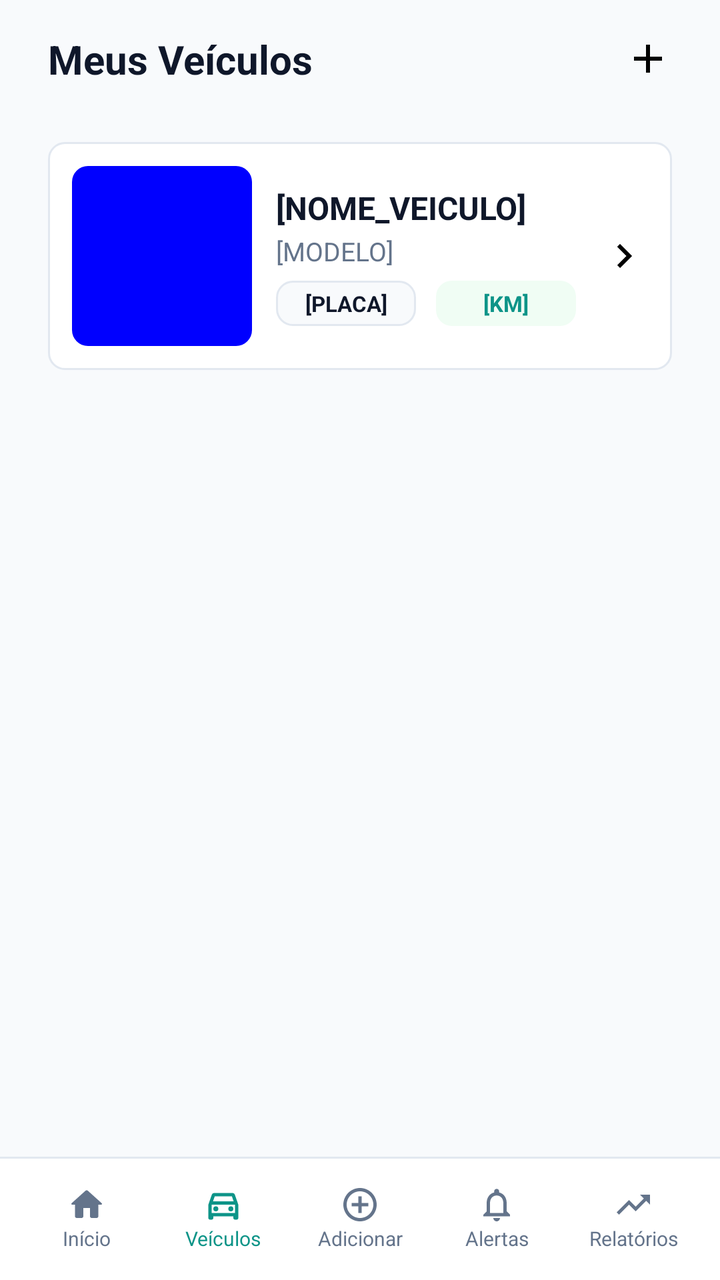
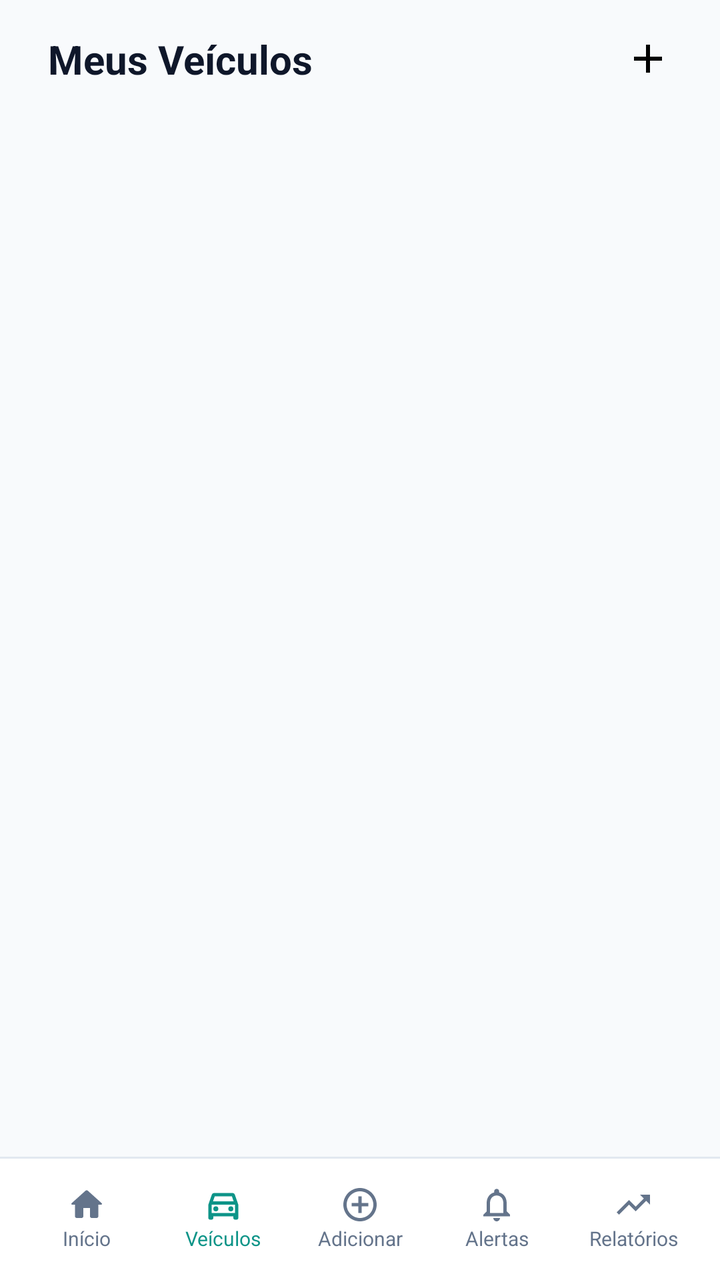

Compare the two renders of this Android layout. The source of the first and the diff that turns it into the second are given below.
<!-- AndroidManifest.xml: application theme Theme.Virabraking -->
<!-- res/layout/activity_veiculos.xml -->
<?xml version="1.0" encoding="utf-8"?>
<androidx.constraintlayout.widget.ConstraintLayout xmlns:android="http://schemas.android.com/apk/res/android"
    xmlns:app="http://schemas.android.com/apk/res-auto"
    xmlns:tools="http://schemas.android.com/tools"
    android:layout_width="match_parent"
    android:layout_height="match_parent"
    android:background="#f8fafc"
    tools:context=".Veiculos">

    <LinearLayout
        android:layout_width="match_parent"
        android:layout_height="wrap_content"
        android:orientation="vertical">

        <LinearLayout
            android:layout_width="match_parent"
            android:layout_height="wrap_content"
            android:paddingHorizontal="24dp"
            android:paddingVertical="16dp"
            android:gravity="center_vertical">

            <TextView
                android:layout_width="match_parent"
                android:layout_height="wrap_content"
                android:layout_weight="1"
                android:text="Meus Veículos"
                android:textSize="20sp"
                android:textStyle="bold"
                android:textColor="#0F172A"/>

            <ImageButton
                android:id="@+id/iBtnAdicionar"
                android:layout_width="wrap_content"
                android:layout_height="wrap_content"
                android:src="@drawable/vetor_adicionar_veiculo"
                android:padding="0dp"
                android:background="#f8fafc" />
        </LinearLayout>

        <LinearLayout
            android:layout_width="match_parent"
            android:layout_height="wrap_content"
            android:paddingHorizontal="24dp"
            android:paddingVertical="12dp">

            <LinearLayout
                android:id="@+id/llMeusVeiculos"
                android:layout_width="match_parent"
                android:layout_height="114dp"
                android:gravity="center_vertical"
                android:background="@drawable/bg_branco_arredondado_com_borda"
                android:padding="12dp">

                <ImageView
                    android:layout_width="90dp"
                    android:layout_height="90dp"
                    android:background="@drawable/bg_imagem_meus_veiculos" />

                <LinearLayout
                    android:layout_width="match_parent"
                    android:layout_height="wrap_content"
                    android:layout_weight="1"
                    android:orientation="vertical"
                    android:layout_marginHorizontal="12dp">

                    <TextView
                        android:layout_width="match_parent"
                        android:layout_height="wrap_content"
                        android:text="[NOME_VEICULO]"
                        android:textSize="16sp"
                        android:textStyle="bold"
                        android:layout_marginBottom="2dp"
                        android:textColor="#0F172A" />

                    <TextView
                        android:layout_width="match_parent"
                        android:layout_height="wrap_content"
                        android:text="[MODELO]"
                        android:textSize="13sp"
                        android:textColor="#64748b" />

                    <LinearLayout
                        android:layout_width="match_parent"
                        android:layout_height="wrap_content"
                        android:divider="@drawable/gap"
                        android:layout_marginTop="6dp"
                        android:showDividers="middle">

                        <TextView
                            android:layout_width="match_parent"
                            android:layout_height="wrap_content"
                            android:layout_weight="1"
                            android:paddingVertical="4dp"
                            android:paddingHorizontal="8dp"
                            android:background="@drawable/bg_placa_veiculos"
                            android:textColor="#0F172A"
                            android:gravity="center"
                            android:textStyle="bold"
                            android:textSize="11sp"
                            android:text="[PLACA]" />

                        <TextView
                            android:layout_width="match_parent"
                            android:layout_height="wrap_content"
                            android:layout_weight="1"
                            android:paddingVertical="4dp"
                            android:paddingHorizontal="8dp"
                            android:background="@drawable/bg_verde_claro_arredondado"
                            android:textColor="#0d9488"
                            android:gravity="center"
                            android:textStyle="bold"
                            android:textSize="11sp"
                            android:text="[KM]" />
                    </LinearLayout>
                </LinearLayout>

                <ImageButton
                    android:layout_width="wrap_content"
                    android:layout_height="wrap_content"
                    android:src="@drawable/vetor_seta_direita"
                    android:background="#ffffff" />
            </LinearLayout>
        </LinearLayout>
    </LinearLayout>

    <LinearLayout
        android:layout_width="match_parent"
        android:layout_height="wrap_content"
        android:orientation="horizontal"
        android:background="@drawable/borda_topo_menu_inferior"
        android:padding="14dp"
        android:divider="@drawable/gap"
        android:showDividers="middle"
        app:layout_constraintBottom_toBottomOf="parent">

        <LinearLayout
            android:id="@+id/llInicio"
            android:layout_width="match_parent"
            android:layout_height="wrap_content"
            android:orientation="vertical"
            android:layout_weight="1"
            android:gravity="center">

            <ImageView
                android:layout_width="wrap_content"
                android:layout_height="wrap_content"
                android:src="@drawable/vetor_menu_inicio"
                app:tint="#64748b" />

            <TextView
                android:layout_width="wrap_content"
                android:layout_height="wrap_content"
                android:text="Início"
                android:textSize="10sp"
                android:textColor="#64748b" />
        </LinearLayout>

        <LinearLayout
            android:id="@+id/llVeiculos"
            android:layout_width="match_parent"
            android:layout_height="wrap_content"
            android:orientation="vertical"
            android:layout_weight="1"
            android:gravity="center" >

            <ImageView
                android:layout_width="wrap_content"
                android:layout_height="wrap_content"
                android:src="@drawable/vetor_menu_veiculo"
                app:tint="#0d9488" />

            <TextView
                android:layout_width="wrap_content"
                android:layout_height="wrap_content"
                android:text="Veículos"
                android:textSize="10sp"
                android:textColor="#0d9488" />
        </LinearLayout>

        <LinearLayout
            android:id="@+id/llAdicionar"
            android:layout_width="match_parent"
            android:layout_height="wrap_content"
            android:orientation="vertical"
            android:layout_weight="1"
            android:gravity="center" >

            <ImageView
                android:layout_width="wrap_content"
                android:layout_height="wrap_content"
                android:src="@drawable/vetor_menu_adicionar" />

            <TextView
                android:layout_width="wrap_content"
                android:layout_height="wrap_content"
                android:text="Adicionar"
                android:textSize="10sp"
                android:textColor="#64748b"/>
        </LinearLayout>

        <LinearLayout
            android:id="@+id/llAlertas"
            android:layout_width="match_parent"
            android:layout_height="wrap_content"
            android:orientation="vertical"
            android:layout_weight="1"
            android:gravity="center" >

            <ImageView
                android:layout_width="wrap_content"
                android:layout_height="wrap_content"
                android:src="@drawable/vetor_menu_alertas" />

            <TextView
                android:layout_width="wrap_content"
                android:layout_height="wrap_content"
                android:text="Alertas"
                android:textSize="10sp"
                android:textColor="#64748b"/>
        </LinearLayout>

        <LinearLayout
            android:id="@+id/llRelatorios"
            android:layout_width="match_parent"
            android:layout_height="wrap_content"
            android:orientation="vertical"
            android:layout_weight="1"
            android:gravity="center" >

            <ImageView
                android:layout_width="wrap_content"
                android:layout_height="wrap_content"
                android:src="@drawable/vetor_menu_relatorios" />

            <TextView
                android:layout_width="wrap_content"
                android:layout_height="wrap_content"
                android:text="Relatórios"
                android:textSize="10sp"
                android:textColor="#64748b"/>
        </LinearLayout>
    </LinearLayout>
</androidx.constraintlayout.widget.ConstraintLayout>
<!-- resources referenced by this layout -->
<resources>
  <!-- drawable bg_branco_arredondado_com_borda (drawable) -->
  <?xml version="1.0" encoding="utf-8"?>
  <shape xmlns:android="http://schemas.android.com/apk/res/android"
      android:shape="rectangle">
  
      <solid android:color="#ffffff" />
      <stroke
          android:width="1dp"
          android:color="#e2e8f0" />
  
      <corners android:radius="8dp" />
  
  </shape>
  <!-- drawable bg_imagem_meus_veiculos (drawable) -->
  <?xml version="1.0" encoding="utf-8"?>
  <shape xmlns:android="http://schemas.android.com/apk/res/android"
      android:shape="rectangle">
  
      <solid android:color="#0000ff" />
  
      <corners android:radius="8dp" />
  
  </shape>
  <!-- drawable bg_placa_veiculos (drawable) -->
  <?xml version="1.0" encoding="utf-8"?>
  <shape xmlns:android="http://schemas.android.com/apk/res/android"
      android:shape="rectangle">
  
      <solid android:color="#f8fafc" />
  
      <stroke android:width="1dp" android:color="#e2e8f0" />
  
      <corners android:radius="8dp" />
  
  </shape>
  <!-- drawable bg_verde_claro_arredondado (drawable) -->
  <?xml version="1.0" encoding="utf-8"?>
  <shape xmlns:android="http://schemas.android.com/apk/res/android"
      android:shape="rectangle">
  
      <solid android:color="#f0fdf4" />
  
      <corners android:radius="8dp" />
  
  </shape>
  <!-- drawable borda_topo_menu_inferior (drawable) -->
  <?xml version="1.0" encoding="utf-8"?>
  <layer-list xmlns:android="http://schemas.android.com/apk/res/android">
      <item>
          <shape android:shape="rectangle">
              <solid android:color="#FFFFFF" />
          </shape>
      </item>
  
      <item android:height="1dp">
          <shape android:shape="rectangle">
              <solid android:color="#e2e8f0" />
          </shape>
      </item>
  
  </layer-list>
  <!-- drawable gap (drawable) -->
  <?xml version="1.0" encoding="utf-8"?>
  <shape xmlns:android="http://schemas.android.com/apk/res/android">
      <size android:height="10dp" android:width="10dp" />
      <solid android:color="@android:color/transparent" />
  </shape>
  <!-- drawable vetor_adicionar_veiculo (drawable) -->
  <vector android:height="24dp" android:tint="#000000"
      android:viewportHeight="24" android:viewportWidth="24"
      android:width="24dp" xmlns:android="http://schemas.android.com/apk/res/android">
      <path android:fillColor="@android:color/white" android:pathData="M19,13h-6v6h-2v-6H5v-2h6V5h2v6h6v2z"/>
  </vector>
  <!-- drawable vetor_menu_adicionar (drawable) -->
  <vector android:height="20dp" android:tint="#64748b"
      android:viewportHeight="24" android:viewportWidth="24"
      android:width="20dp" xmlns:android="http://schemas.android.com/apk/res/android">
      <path android:fillColor="@android:color/white" android:pathData="M13,7h-2v4L7,11v2h4v4h2v-4h4v-2h-4L13,7zM12,2C6.48,2 2,6.48 2,12s4.48,10 10,10 10,-4.48 10,-10S17.52,2 12,2zM12,20c-4.41,0 -8,-3.59 -8,-8s3.59,-8 8,-8 8,3.59 8,8 -3.59,8 -8,8z"/>
  </vector>
  <!-- drawable vetor_menu_relatorios (drawable) -->
  <vector android:autoMirrored="true" android:height="20dp"
      android:tint="#64748b" android:viewportHeight="24"
      android:viewportWidth="24" android:width="20dp" xmlns:android="http://schemas.android.com/apk/res/android">
      <path android:fillColor="@android:color/white" android:pathData="M16,6l2.29,2.29 -4.88,4.88 -4,-4L2,16.59 3.41,18l6,-6 4,4 6.3,-6.29L22,12V6z"/>
  </vector>
  <!-- drawable vetor_seta_direita (drawable) -->
  <vector android:autoMirrored="true" android:height="24dp"
      android:tint="#000000" android:viewportHeight="24"
      android:viewportWidth="24" android:width="24dp" xmlns:android="http://schemas.android.com/apk/res/android">
      <path android:fillColor="@android:color/white" android:pathData="M8.59,16.59L13.17,12 8.59,7.41 10,6l6,6 -6,6 -1.41,-1.41z"/>
  </vector>
  <style name="Theme.Virabraking" parent="Base.Theme.Virabraking" />
  <style name="Base.Theme.Virabraking" parent="Theme.Material3.DayNight.NoActionBar">
          
          <item name="colorPrimary">#0d9488</item>
      </style>
  <!-- unchanged entries left out for length: 3 -->
</resources>

<!-- the commit's change to res/layout/activity_veiculos.xml (unified diff, before → after) -->
@@ -9,8 +9,10 @@
 
     <LinearLayout
         android:layout_width="match_parent"
-        android:layout_height="wrap_content"
-        android:orientation="vertical">
+        android:layout_height="0dp"
+        android:orientation="vertical"
+        app:layout_constraintTop_toTopOf="parent"
+        app:layout_constraintBottom_toTopOf="@id/llMenuInferior">
 
         <LinearLayout
             android:layout_width="match_parent"
@@ -37,93 +39,15 @@
                 android:background="#f8fafc" />
         </LinearLayout>
 
-        <LinearLayout
+        <androidx.recyclerview.widget.RecyclerView
+            android:id="@+id/rvVeiculos"
             android:layout_width="match_parent"
-            android:layout_height="wrap_content"
-            android:paddingHorizontal="24dp"
-            android:paddingVertical="12dp">
-
-            <LinearLayout
-                android:id="@+id/llMeusVeiculos"
-                android:layout_width="match_parent"
-                android:layout_height="114dp"
-                android:gravity="center_vertical"
-                android:background="@drawable/bg_branco_arredondado_com_borda"
-                android:padding="12dp">
-
-                <ImageView
-                    android:layout_width="90dp"
-                    android:layout_height="90dp"
-                    android:background="@drawable/bg_imagem_meus_veiculos" />
-
-                <LinearLayout
-                    android:layout_width="match_parent"
-                    android:layout_height="wrap_content"
-                    android:layout_weight="1"
-                    android:orientation="vertical"
-                    android:layout_marginHorizontal="12dp">
-
-                    <TextView
-                        android:layout_width="match_parent"
-                        android:layout_height="wrap_content"
-                        android:text="[NOME_VEICULO]"
-                        android:textSize="16sp"
-                        android:textStyle="bold"
-                        android:layout_marginBottom="2dp"
-                        android:textColor="#0F172A" />
-
-                    <TextView
-                        android:layout_width="match_parent"
-                        android:layout_height="wrap_content"
-                        android:text="[MODELO]"
-                        android:textSize="13sp"
-                        android:textColor="#64748b" />
-
-                    <LinearLayout
-                        android:layout_width="match_parent"
-                        android:layout_height="wrap_content"
-                        android:divider="@drawable/gap"
-                        android:layout_marginTop="6dp"
-                        android:showDividers="middle">
-
-                        <TextView
-                            android:layout_width="match_parent"
-                            android:layout_height="wrap_content"
-                            android:layout_weight="1"
-                            android:paddingVertical="4dp"
-                            android:paddingHorizontal="8dp"
-                            android:background="@drawable/bg_placa_veiculos"
-                            android:textColor="#0F172A"
-                            android:gravity="center"
-                            android:textStyle="bold"
-                            android:textSize="11sp"
-                            android:text="[PLACA]" />
-
-                        <TextView
-                            android:layout_width="match_parent"
-                            android:layout_height="wrap_content"
-                            android:layout_weight="1"
-                            android:paddingVertical="4dp"
-                            android:paddingHorizontal="8dp"
-                            android:background="@drawable/bg_verde_claro_arredondado"
-                            android:textColor="#0d9488"
-                            android:gravity="center"
-                            android:textStyle="bold"
-                            android:textSize="11sp"
-                            android:text="[KM]" />
-                    </LinearLayout>
-                </LinearLayout>
-
-                <ImageButton
-                    android:layout_width="wrap_content"
-                    android:layout_height="wrap_content"
-                    android:src="@drawable/vetor_seta_direita"
-                    android:background="#ffffff" />
-            </LinearLayout>
-        </LinearLayout>
+            android:layout_height="0dp"
+            android:layout_weight="1" />
     </LinearLayout>
 
     <LinearLayout
+        android:id="@+id/llMenuInferior"
         android:layout_width="match_parent"
         android:layout_height="wrap_content"
         android:orientation="horizontal"
<!-- resource entries referenced after the edit -->
@@ -1,50 +1,5 @@
 <!-- resources referenced by this layout -->
 <resources>
-  <!-- drawable bg_branco_arredondado_com_borda (drawable) -->
-  <?xml version="1.0" encoding="utf-8"?>
-  <shape xmlns:android="http://schemas.android.com/apk/res/android"
-      android:shape="rectangle">
-  
-      <solid android:color="#ffffff" />
-      <stroke
-          android:width="1dp"
-          android:color="#e2e8f0" />
-  
-      <corners android:radius="8dp" />
-  
-  </shape>
-  <!-- drawable bg_imagem_meus_veiculos (drawable) -->
-  <?xml version="1.0" encoding="utf-8"?>
-  <shape xmlns:android="http://schemas.android.com/apk/res/android"
-      android:shape="rectangle">
-  
-      <solid android:color="#0000ff" />
-  
-      <corners android:radius="8dp" />
-  
-  </shape>
-  <!-- drawable bg_placa_veiculos (drawable) -->
-  <?xml version="1.0" encoding="utf-8"?>
-  <shape xmlns:android="http://schemas.android.com/apk/res/android"
-      android:shape="rectangle">
-  
-      <solid android:color="#f8fafc" />
-  
-      <stroke android:width="1dp" android:color="#e2e8f0" />
-  
-      <corners android:radius="8dp" />
-  
-  </shape>
-  <!-- drawable bg_verde_claro_arredondado (drawable) -->
-  <?xml version="1.0" encoding="utf-8"?>
-  <shape xmlns:android="http://schemas.android.com/apk/res/android"
-      android:shape="rectangle">
-  
-      <solid android:color="#f0fdf4" />
-  
-      <corners android:radius="8dp" />
-  
-  </shape>
   <!-- drawable borda_topo_menu_inferior (drawable) -->
   <?xml version="1.0" encoding="utf-8"?>
   <layer-list xmlns:android="http://schemas.android.com/apk/res/android">
@@ -85,12 +40,6 @@
       android:viewportWidth="24" android:width="20dp" xmlns:android="http://schemas.android.com/apk/res/android">
       <path android:fillColor="@android:color/white" android:pathData="M16,6l2.29,2.29 -4.88,4.88 -4,-4L2,16.59 3.41,18l6,-6 4,4 6.3,-6.29L22,12V6z"/>
   </vector>
-  <!-- drawable vetor_seta_direita (drawable) -->
-  <vector android:autoMirrored="true" android:height="24dp"
-      android:tint="#000000" android:viewportHeight="24"
-      android:viewportWidth="24" android:width="24dp" xmlns:android="http://schemas.android.com/apk/res/android">
-      <path android:fillColor="@android:color/white" android:pathData="M8.59,16.59L13.17,12 8.59,7.41 10,6l6,6 -6,6 -1.41,-1.41z"/>
-  </vector>
   <style name="Theme.Virabraking" parent="Base.Theme.Virabraking" />
   <style name="Base.Theme.Virabraking" parent="Theme.Material3.DayNight.NoActionBar">
           
